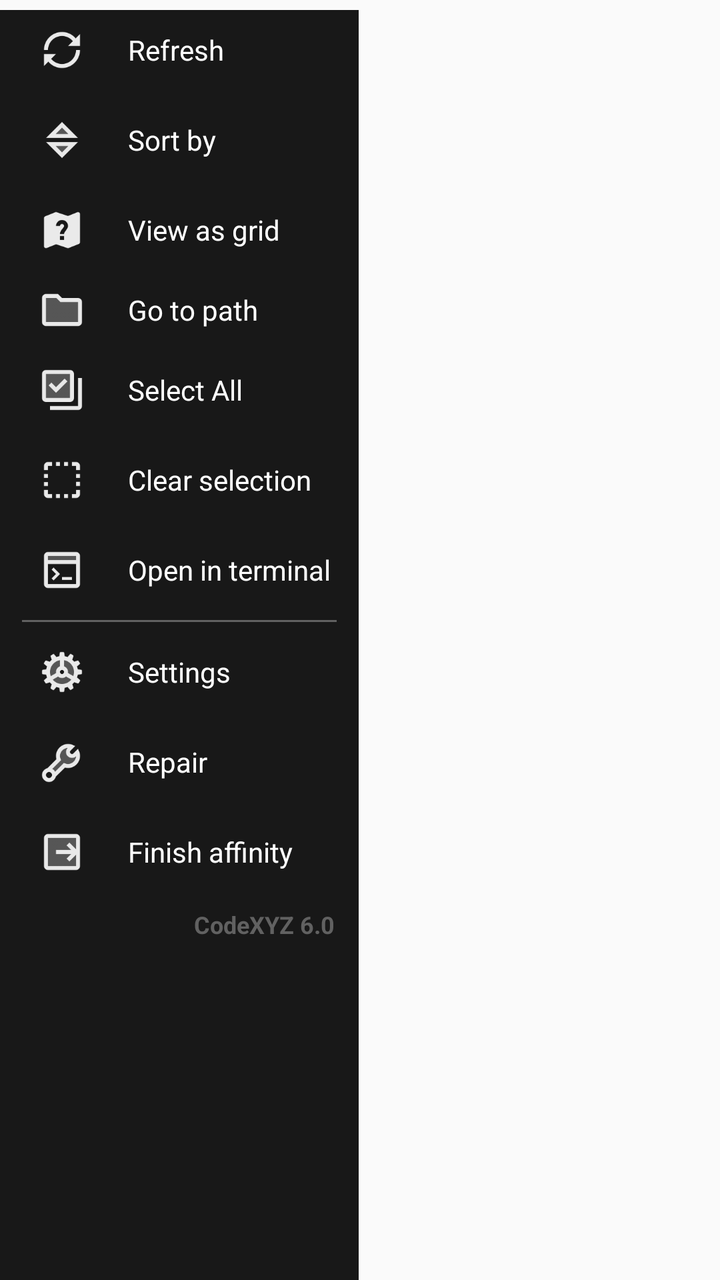
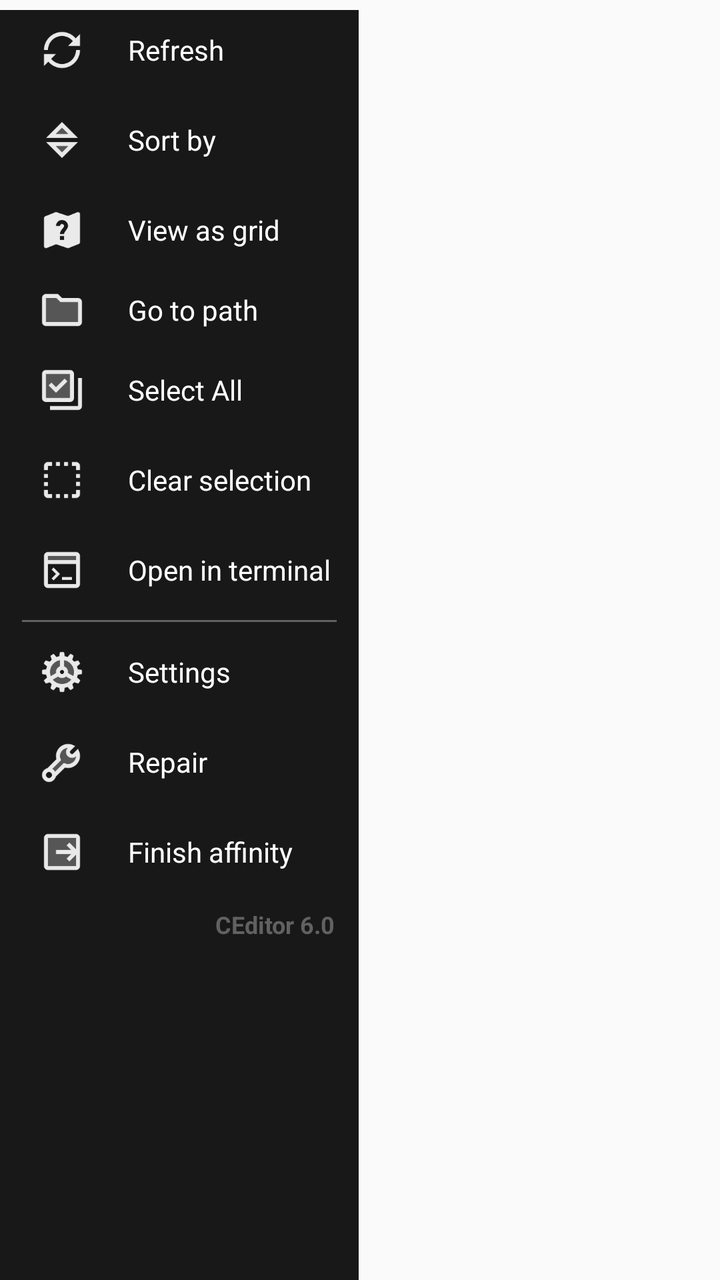

Two renders of the same Android screen: before a commit and after it. Below are the layout's source before the change and the commit's diff.
<!-- AndroidManifest.xml: application theme AppTheme -->
<!-- res/layout/toobarpopup.xml -->
<LinearLayout
	xmlns:android="http://schemas.android.com/apk/res/android"
	xmlns:app="http://schemas.android.com/apk/res-auto"
	xmlns:tools="http://schemas.android.com/tools"
	android:layout_width="match_parent"
	android:layout_height="match_parent"
	android:orientation="vertical">
	<LinearLayout
		android:id="@+id/background"
		android:layout_width="wrap_content"
		android:layout_height="match_parent"
		android:layout_marginTop="5dp"
		android:layout_marginRight="15dp"
		android:paddingLeft="4dp"
		android:paddingRight="4dp"
		android:background="#181818"
		android:orientation="vertical">
		<ScrollView
			android:id="@+id/scroll"
			android:layout_width="match_parent"
			android:layout_height="wrap_content"
			android:fillViewport="true"
			android:fadingEdgeLength="20dp"
			android:requiresFadingEdge="vertical"
			android:fadeScrollbars="false"
			android:overScrollMode="never"
			android:scrollbars="none">
			<LinearLayout
				android:id="@+id/container"
				android:layout_width="match_parent"
				android:layout_height="wrap_content"
				android:paddingLeft="2dp"
				android:paddingRight="2dp"
				android:background="@android:color/transparent"
				android:orientation="vertical"
				android:animateLayoutChanges="true">
				<LinearLayout
					android:id="@+id/option1"
					android:layout_width="match_parent"
					android:layout_height="wrap_content"
					android:gravity="center_vertical"
					android:orientation="horizontal">
					<ImageView
						android:id="@+id/option1_icon"
						android:focusable="false"
						android:layout_width="50dp"
						android:layout_height="40dp"
						android:padding="8dp"
						android:src="@drawable/content_refresh"
						android:scaleType="fitCenter" />
					<TextView
						android:id="@+id/option1_text"
						android:focusable="false"
						android:layout_width="wrap_content"
						android:layout_height="wrap_content"
						android:padding="8dp"
						android:text="Refresh"
						android:textSize="14sp"
						android:textColor="#FFFFFF" />
				</LinearLayout>
				<LinearLayout
					android:id="@+id/option2"
					android:layout_width="match_parent"
					android:layout_height="wrap_content"
					android:layout_marginTop="5dp"
					android:gravity="center_vertical"
					android:orientation="horizontal">
					<ImageView
						android:id="@+id/option2_icon"
						android:focusable="false"
						android:layout_width="50dp"
						android:layout_height="40dp"
						android:padding="8dp"
						android:src="@drawable/content_sort"
						android:scaleType="fitCenter" />
					<TextView
						android:id="@+id/option2_text"
						android:focusable="false"
						android:layout_width="wrap_content"
						android:layout_height="wrap_content"
						android:padding="8dp"
						android:text="Sort by"
						android:textSize="14sp"
						android:textColor="#FFFFFF" />
				</LinearLayout>
				<LinearLayout
					android:id="@+id/option3"
					android:layout_width="match_parent"
					android:layout_height="wrap_content"
					android:layout_marginTop="5dp"
					android:gravity="center_vertical"
					android:orientation="horizontal">
					<ImageView
						android:id="@+id/option3_icon"
						android:focusable="false"
						android:layout_width="50dp"
						android:layout_height="40dp"
						android:padding="8dp"
						android:src="@drawable/content_guest_map"
						android:scaleType="fitCenter" />
					<TextView
						android:id="@+id/option3_text"
						android:focusable="false"
						android:layout_width="wrap_content"
						android:layout_height="wrap_content"
						android:padding="8dp"
						android:text="View as grid"
						android:textSize="14sp"
						android:textColor="#FFFFFF" />
				</LinearLayout>
				<LinearLayout
					android:id="@+id/option4"
					android:layout_width="match_parent"
					android:layout_height="wrap_content"
					android:gravity="center_vertical"
					android:orientation="horizontal">
					<ImageView
						android:id="@+id/option4_icon"
						android:focusable="false"
						android:layout_width="50dp"
						android:layout_height="40dp"
						android:padding="8dp"
						android:src="@drawable/content_folder"
						android:scaleType="fitCenter" />
					<TextView
						android:id="@+id/option4_text"
						android:focusable="false"
						android:layout_width="wrap_content"
						android:layout_height="wrap_content"
						android:padding="8dp"
						android:text="Go to path"
						android:textSize="14sp"
						android:textColor="#FFFFFF" />
				</LinearLayout>
				<LinearLayout
					android:id="@+id/option5"
					android:layout_width="match_parent"
					android:layout_height="wrap_content"
					android:gravity="center_vertical"
					android:orientation="horizontal">
					<ImageView
						android:id="@+id/option5_icon"
						android:focusable="false"
						android:layout_width="50dp"
						android:layout_height="40dp"
						android:padding="8dp"
						android:src="@drawable/content_select_all"
						android:scaleType="fitCenter" />
					<TextView
						android:id="@+id/option5_text"
						android:focusable="false"
						android:layout_width="wrap_content"
						android:layout_height="wrap_content"
						android:padding="8dp"
						android:text="Select All"
						android:textSize="14sp"
						android:textColor="#FFFFFF" />
				</LinearLayout>
				<LinearLayout
					android:id="@+id/option6"
					android:layout_width="match_parent"
					android:layout_height="wrap_content"
					android:layout_marginTop="5dp"
					android:gravity="center_vertical"
					android:orientation="horizontal">
					<ImageView
						android:id="@+id/option6_icon"
						android:focusable="false"
						android:layout_width="50dp"
						android:layout_height="40dp"
						android:padding="8dp"
						android:src="@drawable/content_deselect_all"
						android:scaleType="fitCenter" />
					<TextView
						android:id="@+id/option6_text"
						android:focusable="false"
						android:layout_width="wrap_content"
						android:layout_height="wrap_content"
						android:padding="8dp"
						android:text="Clear selection"
						android:textSize="14sp"
						android:textColor="#FFFFFF" />
				</LinearLayout>
				<LinearLayout
					android:id="@+id/option10"
					android:layout_width="match_parent"
					android:layout_height="wrap_content"
					android:layout_marginTop="5dp"
					android:gravity="center_vertical"
					android:orientation="horizontal">
					<ImageView
						android:id="@+id/option10_icon"
						android:focusable="false"
						android:layout_width="50dp"
						android:layout_height="40dp"
						android:padding="8dp"
						android:src="@drawable/content_terminal"
						android:scaleType="fitCenter" />
					<TextView
						android:id="@+id/option10_text"
						android:focusable="false"
						android:layout_width="wrap_content"
						android:layout_height="wrap_content"
						android:padding="8dp"
						android:text="Open in terminal"
						android:textSize="14sp"
						android:textColor="#FFFFFF" />
				</LinearLayout>
				<LinearLayout
					android:id="@+id/separator"
					android:layout_width="match_parent"
					android:layout_height="1dp"
					android:layout_margin="5dp"
					android:padding="8dp"
					android:background="#616161"
					android:orientation="horizontal" />
				<LinearLayout
					android:id="@+id/option7"
					android:layout_width="match_parent"
					android:layout_height="wrap_content"
					android:gravity="center_vertical"
					android:orientation="horizontal">
					<ImageView
						android:id="@+id/option7_icon"
						android:focusable="false"
						android:layout_width="50dp"
						android:layout_height="40dp"
						android:padding="8dp"
						android:src="@drawable/content_settings_cog"
						android:scaleType="fitCenter" />
					<TextView
						android:id="@+id/option7_text"
						android:focusable="false"
						android:layout_width="wrap_content"
						android:layout_height="wrap_content"
						android:padding="8dp"
						android:text="Settings"
						android:textSize="14sp"
						android:textColor="#FFFFFF" />
				</LinearLayout>
				<LinearLayout
					android:id="@+id/option8"
					android:layout_width="match_parent"
					android:layout_height="wrap_content"
					android:layout_marginTop="5dp"
					android:gravity="center_vertical"
					android:orientation="horizontal">
					<ImageView
						android:id="@+id/option8_icon"
						android:focusable="false"
						android:layout_width="50dp"
						android:layout_height="40dp"
						android:padding="8dp"
						android:src="@drawable/content_repair"
						android:scaleType="fitCenter" />
					<TextView
						android:id="@+id/option8_text"
						android:focusable="false"
						android:layout_width="wrap_content"
						android:layout_height="wrap_content"
						android:padding="8dp"
						android:text="Repair"
						android:textSize="14sp"
						android:textColor="#FFFFFF" />
				</LinearLayout>
				<LinearLayout
					android:id="@+id/option9"
					android:layout_width="match_parent"
					android:layout_height="wrap_content"
					android:layout_marginTop="5dp"
					android:gravity="center_vertical"
					android:orientation="horizontal">
					<ImageView
						android:id="@+id/option9_icon"
						android:focusable="false"
						android:layout_width="50dp"
						android:layout_height="40dp"
						android:padding="8dp"
						android:src="@drawable/content_exit"
						android:scaleType="fitCenter" />
					<TextView
						android:id="@+id/option9_text"
						android:focusable="false"
						android:layout_width="wrap_content"
						android:layout_height="wrap_content"
						android:padding="8dp"
						android:text="Finish affinity"
						android:textSize="14sp"
						android:textColor="#FFFFFF" />
				</LinearLayout>
			</LinearLayout>
		</ScrollView>
		<TextView
			android:id="@+id/appname"
			android:focusable="false"
			android:layout_width="match_parent"
			android:layout_height="wrap_content"
			android:padding="8dp"
			android:gravity="right"
			android:text="CodeXYZ 6.0"
			android:textSize="12sp"
			android:textStyle="bold"
			android:textColor="#616161" />
	</LinearLayout>
</LinearLayout>
<!-- resources referenced by this layout -->
<resources>
  <!-- drawable content_deselect_all: png bitmap (drawable-xhdpi, 1227 bytes) -->
  <!-- drawable content_exit: png bitmap (drawable-xhdpi, 1079 bytes) -->
  <!-- drawable content_folder: png bitmap (drawable-xhdpi, 888 bytes) -->
  <!-- drawable content_guest_map: png bitmap (drawable-xhdpi, 1899 bytes) -->
  <!-- drawable content_refresh: png bitmap (drawable-xhdpi, 2568 bytes) -->
  <!-- drawable content_repair: png bitmap (drawable-xhdpi, 3088 bytes) -->
  <!-- drawable content_select_all: png bitmap (drawable-xhdpi, 1299 bytes) -->
  <!-- drawable content_settings_cog: png bitmap (drawable-xhdpi, 3906 bytes) -->
  <!-- drawable content_sort: png bitmap (drawable-xhdpi, 929 bytes) -->
  <!-- drawable content_terminal: png bitmap (drawable-xhdpi, 1219 bytes) -->
  <style name="AppTheme" parent="Theme.AppCompat.DayNight.NoActionBar">
          <item name="colorPrimary">@color/colorPrimary</item>
          <item name="colorPrimaryDark">@color/colorPrimaryDark</item>
          <item name="colorAccent">@color/colorAccent</item>
          <item name="colorControlHighlight">@color/colorControlHighlight</item>
          <item name="colorControlNormal">@color/colorControlNormal</item>
      </style>
  <color name="colorPrimary">#111111</color>
  <color name="colorPrimaryDark">#111111</color>
  <color name="colorAccent">#FF0000</color>
  <color name="colorControlHighlight">#FF5252</color>
  <color name="colorControlNormal">#D50000</color>
</resources>

<!-- the commit's change to res/layout/toobarpopup.xml (unified diff, before → after) -->
@@ -297,7 +297,7 @@
 			android:layout_height="wrap_content"
 			android:padding="8dp"
 			android:gravity="right"
-			android:text="CodeXYZ 6.0"
+			android:text="CEditor 6.0"
 			android:textSize="12sp"
 			android:textStyle="bold"
 			android:textColor="#616161" />
